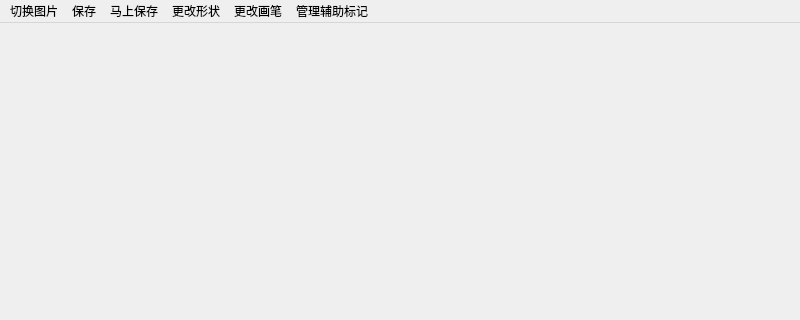
The window that JLU_Image_TransAnd_Label/curpicforlabeling_mainwindow.ui (Charliechen114514/Jilin_University_ImageLabel_SoftWare) describes before a commit, drawn with Qt 5; both pictures show x 0 to 800 and y 0 to 320 of the 800 by 600 pixel window.
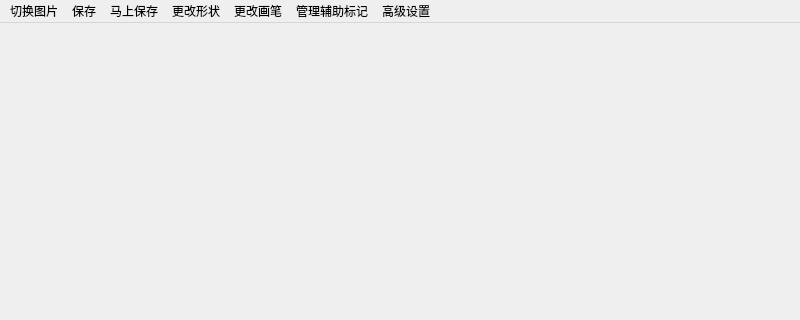
The same window after the commit.

```diff
--- a/JLU_Image_TransAnd_Label/curpicforlabeling_mainwindow.ui
+++ b/JLU_Image_TransAnd_Label/curpicforlabeling_mainwindow.ui
@@ -74,12 +74,19 @@
     </property>
     <addaction name="actiontoAfterPic"/>
    </widget>
+   <widget class="QMenu" name="menu_6">
+    <property name="title">
+     <string>高级设置</string>
+    </property>
+    <addaction name="actionresetNewMethod"/>
+   </widget>
    <addaction name="menu_5"/>
    <addaction name="menu"/>
    <addaction name="saveImediately"/>
    <addaction name="menu_2"/>
    <addaction name="menu_3"/>
    <addaction name="menu_4"/>
+   <addaction name="menu_6"/>
   </widget>
   <widget class="QStatusBar" name="statusbar"/>
   <action name="actionendLabeling">
```
Left out of the diff: 13 changed lines with no effect on the pictures.
